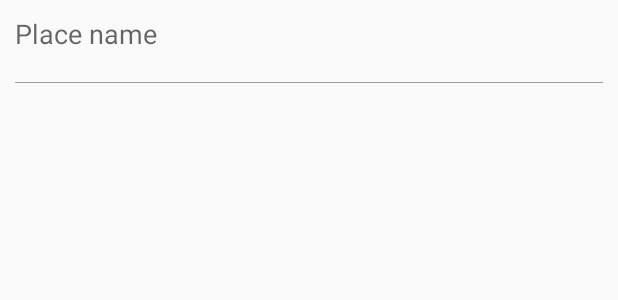
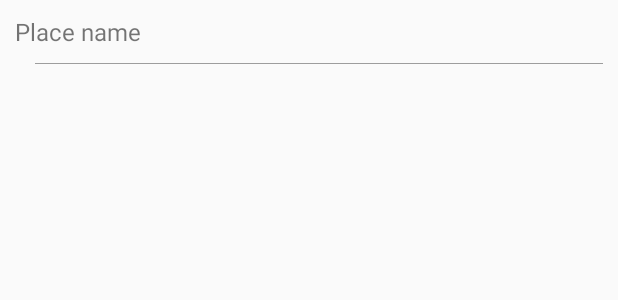
Before and after one commit to sidsaxena0/Voyage, an Android app: the layout search_layout.xml on its own in the app's theme, with its tools: preview values and no code run, on a phone screen of 412 x 824 dp. Shown: the top 300 px of the screen. Run offline under Robolectric (Android 15) with nearby library versions, the phone set to English and light mode, and no system bars.

Commit message:
5O Clock commit. Search and First screen done.

```diff
--- a/app/src/main/java/com/sid/voyage/MainActivity.java
+++ b/app/src/main/java/com/sid/voyage/MainActivity.java
@@ -74,6 +74,8 @@ public class MainActivity extends AppCompatActivity {
     }
 
 
+    //Gets available items from api and displays them
+
     void getRecommendedItems()
     {
 
--- a/app/src/main/java/com/sid/voyage/SearchActivity.java
+++ b/app/src/main/java/com/sid/voyage/SearchActivity.java
@@ -48,6 +48,8 @@ public class SearchActivity extends AppCompatActivity {
         voice.setOnClickListener(new View.OnClickListener() {
             @Override
             public void onClick(View v) {
+
+                //start voice search
 
 
 
@@ -102,7 +104,7 @@ public class SearchActivity extends AppCompatActivity {
 
                         City city = new City();
                         city.setCityId(array.getJSONObject(i).getString("_id"));
-                        city.setName(array.getJSONObject(i).getString("text"));
+                        city.setName(array.getJSONObject(i).getString("text").substring(0,1).toUpperCase()+array.getJSONObject(i).getString("text").substring(1));
                         city.setState(array.getJSONObject(i).getString("st"));
                         city.setCountry(array.getJSONObject(i).getString("co"));
                         city.setaLong(Double.parseDouble(array.getJSONObject(i).getString("lon")));
--- a/app/src/main/java/com/sid/voyage/adapters/CityAdapter.java
+++ b/app/src/main/java/com/sid/voyage/adapters/CityAdapter.java
@@ -2,12 +2,10 @@ package com.sid.voyage.adapters;
 
 import android.content.Context;
 import android.content.Intent;
-import android.support.v7.widget.CardView;
 import android.support.v7.widget.RecyclerView;
 import android.view.LayoutInflater;
 import android.view.View;
 import android.view.ViewGroup;
-import android.widget.ImageView;
 import android.widget.RelativeLayout;
 import android.widget.TextView;
 
@@ -17,7 +15,6 @@ import com.sid.voyage.pojo.City;
 
 import java.util.ArrayList;
 
-import javax.crypto.CipherOutputStream;
 
 /**
  * Created by sid on 08/04/17.
--- a/app/src/main/res/layout/search_layout.xml
+++ b/app/src/main/res/layout/search_layout.xml
@@ -8,7 +8,7 @@
         android:layout_width="wrap_content"
         android:layout_height="wrap_content"
         android:id="@+id/text"
-        android:textAppearance="@style/Base.TextAppearance.AppCompat.Medium"
+        android:textSize="16sp"
         android:text="Place name"
         android:padding="10dp"/>
 
@@ -16,8 +16,9 @@
     <View
         android:layout_width="match_parent"
         android:layout_height="0.6dp"
-        android:layout_margin="10dp"
+        android:layout_marginLeft="23dp"
         android:layout_below="@+id/text"
+        android:layout_marginRight="10dp"
         android:background="#9d9d9d"/>
 
 
```
